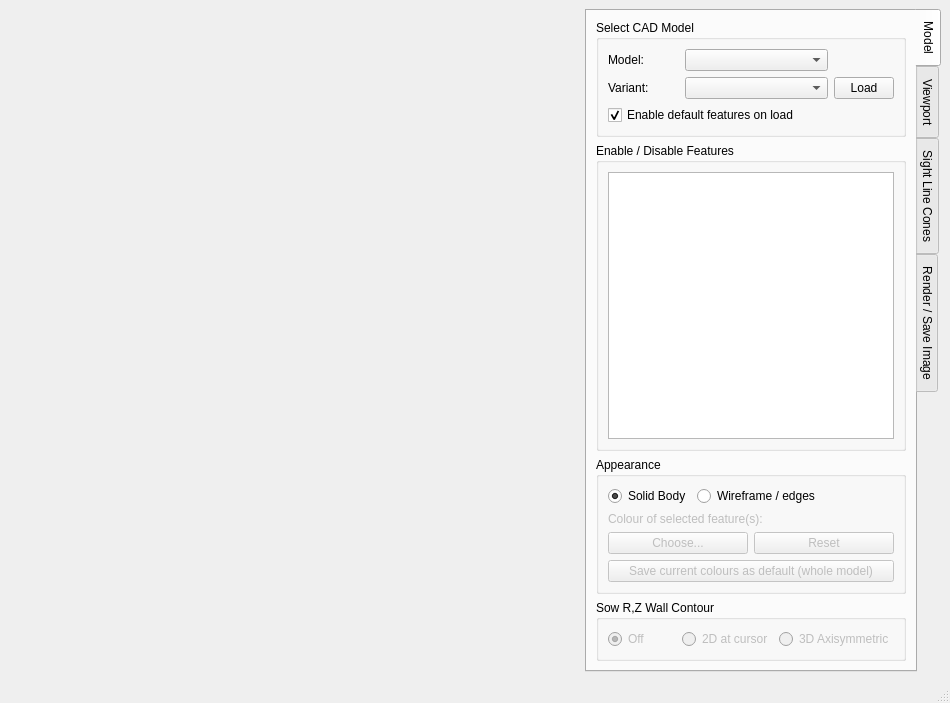
Before: the Qt Designer form calcam/gui/viewer.ui in euratom-software/calcam, drawn with Qt 5.
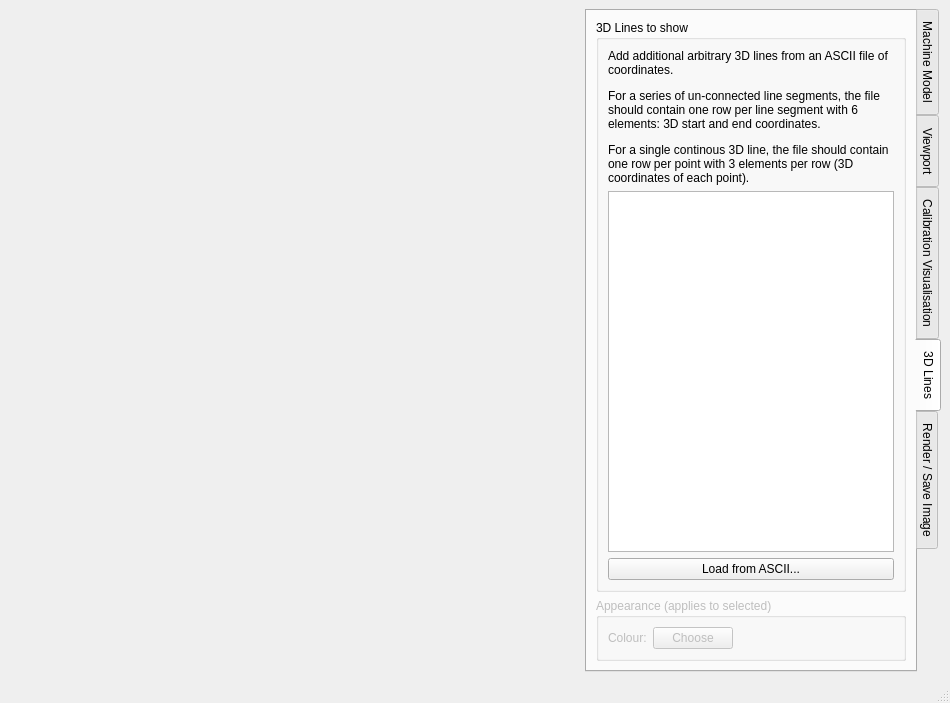
After: the same form once the commit is applied. The open tabs and pages were chosen to show the change.

Commit message: Add ability to show arbitrary 3D lines in viewer; bug fixes.

Diff of the .ui file:
```diff
--- a/calcam/gui/viewer.ui
+++ b/calcam/gui/viewer.ui
@@ -88,7 +88,7 @@
         </sizepolicy>
        </property>
        <attribute name="title">
-        <string>Model</string>
+        <string>Machine Model</string>
        </attribute>
        <layout class="QVBoxLayout" name="verticalLayout_8">
         <item>
@@ -744,7 +744,7 @@
       </widget>
       <widget class="QWidget" name="sightlines_tab">
        <attribute name="title">
-        <string>Sight Line Cones</string>
+        <string>Calibration Visualisation</string>
        </attribute>
        <layout class="QVBoxLayout" name="verticalLayout_7">
         <item>
@@ -957,6 +957,81 @@
         </item>
        </layout>
       </widget>
+      <widget class="QWidget" name="lines_tab">
+       <attribute name="title">
+        <string>3D Lines</string>
+       </attribute>
+       <layout class="QGridLayout" name="gridLayout_12">
+        <item row="3" column="0">
+         <widget class="QGroupBox" name="lines_appearance_box">
+          <property name="enabled">
+           <bool>false</bool>
+          </property>
+          <property name="title">
+           <string>Appearance (applies to selected)</string>
+          </property>
+          <layout class="QGridLayout" name="gridLayout_13">
+           <item row="0" column="0">
+            <widget class="QLabel" name="label_18">
+             <property name="text">
+              <string>Colour:</string>
+             </property>
+            </widget>
+           </item>
+           <item row="0" column="1">
+            <widget class="QPushButton" name="pick_lines_colour">
+             <property name="text">
+              <string>Choose</string>
+             </property>
+            </widget>
+           </item>
+           <item row="0" column="2">
+            <spacer name="horizontalSpacer_4">
+             <property name="orientation">
+              <enum>Qt::Horizontal</enum>
+             </property>
+             <property name="sizeHint" stdset="0">
+              <size>
+               <width>40</width>
+               <height>20</height>
+              </size>
+             </property>
+            </spacer>
+           </item>
+          </layout>
+         </widget>
+        </item>
+        <item row="1" column="0">
+         <widget class="QGroupBox" name="groupBox_9">
+          <property name="title">
+           <string>3D Lines to show</string>
+          </property>
+          <layout class="QVBoxLayout" name="verticalLayout_5">
+           <item>
+            <widget class="QLabel" name="label_17">
+             <property name="text">
+              <string>&lt;html&gt;&lt;head/&gt;&lt;body&gt;&lt;p&gt;Add additional arbitrary 3D lines from an ASCII file of coordinates.&lt;/p&gt;&lt;p&gt;For a series of un-connected line segments, the file should contain one row per line segment with 6 elements: 3D start and end coordinates.&lt;/p&gt;&lt;p&gt;For a single continous 3D line, the file should contain one row per point with 3 elements per row (3D coordinates of each point).&lt;/p&gt;&lt;/body&gt;&lt;/html&gt;</string>
+             </property>
+             <property name="wordWrap">
+              <bool>true</bool>
+             </property>
+            </widget>
+           </item>
+           <item>
+            <widget class="QListWidget" name="lines_3d_list"/>
+           </item>
+           <item>
+            <widget class="QPushButton" name="load_lines_button">
+             <property name="text">
+              <string>Load from ASCII...</string>
+             </property>
+            </widget>
+           </item>
+          </layout>
+         </widget>
+        </item>
+       </layout>
+      </widget>
       <widget class="QWidget" name="render_tab">
        <property name="sizePolicy">
         <sizepolicy hsizetype="Minimum" vsizetype="Preferred">
```
Left out of the diff: 44 changed lines with no effect on the pictures. The commit also changes 4 other files.
